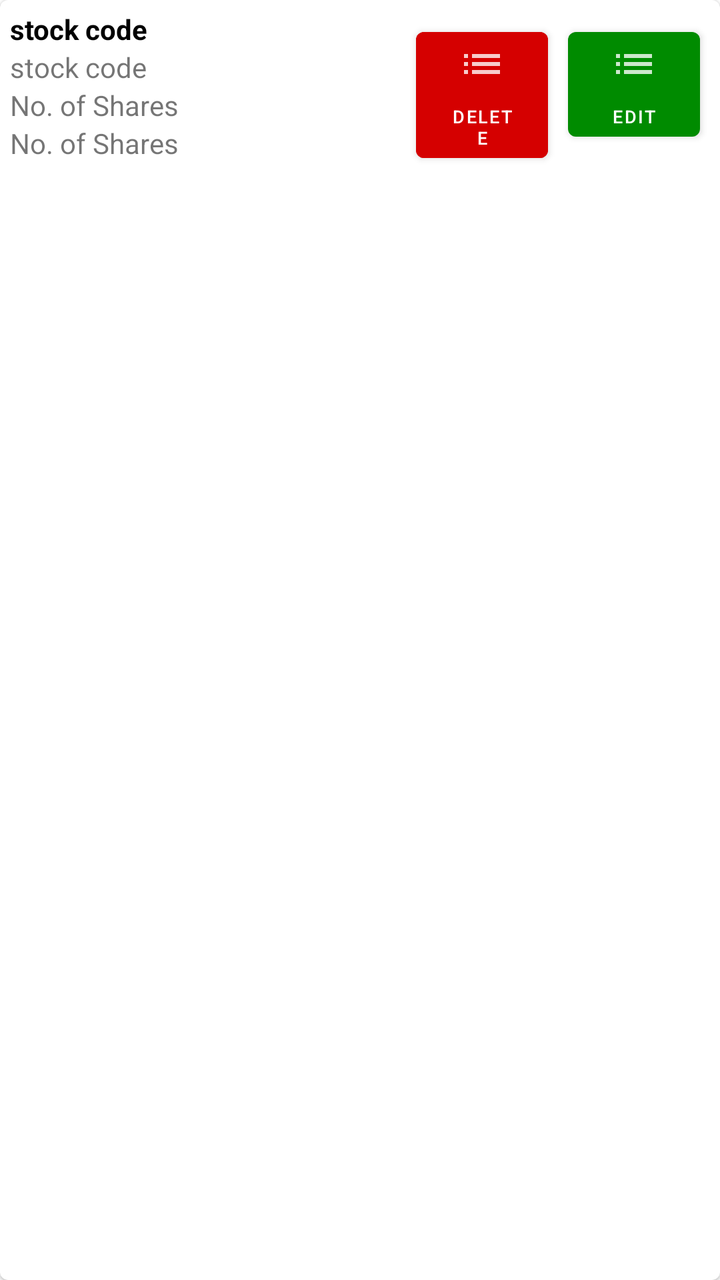
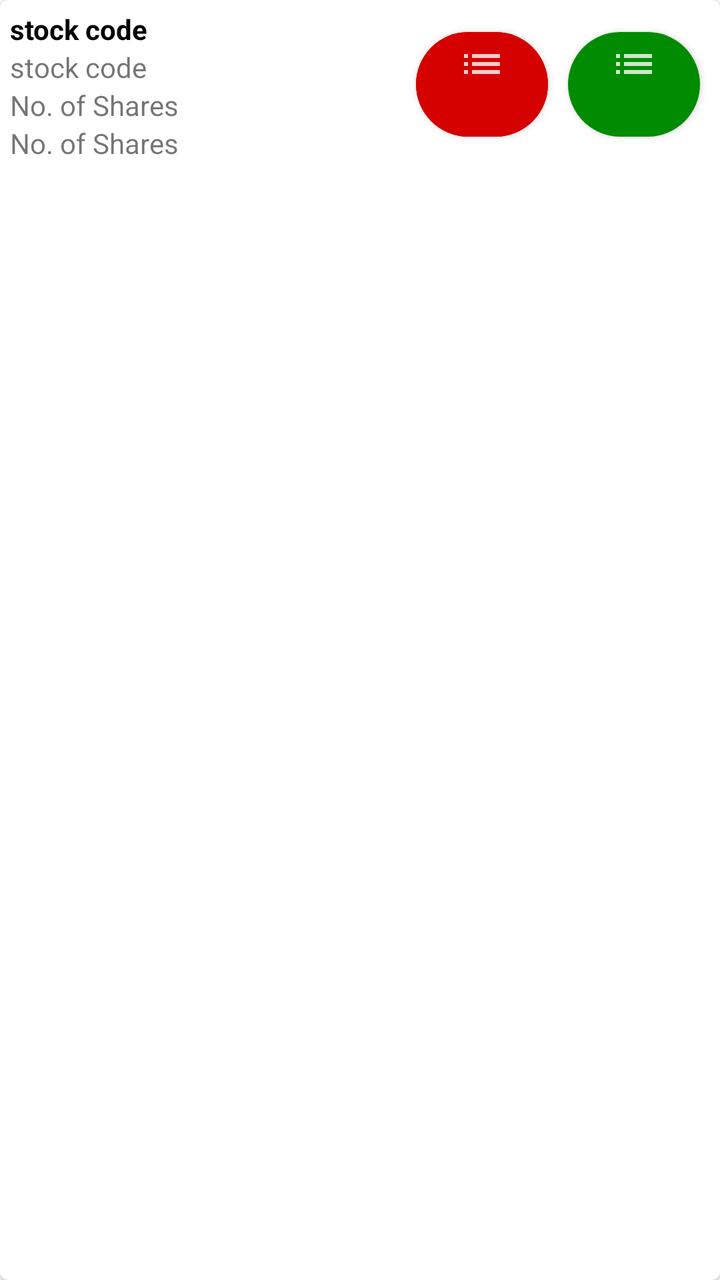

Compare the two renders of this Android layout. The source of the first and the diff that turns it into the second are given below.
<!-- AndroidManifest.xml: application theme AppTheme -->
<!-- res/layout/trade_list_content.xml -->
<?xml version="1.0" encoding="utf-8"?>
<com.google.android.material.card.MaterialCardView
    xmlns:android="http://schemas.android.com/apk/res/android" android:layout_width="match_parent"
    android:layout_height="wrap_content"
    android:layout_margin="5dp">
    <LinearLayout
        android:layout_width="match_parent"
        android:layout_height="wrap_content"
        android:orientation="horizontal"
        android:weightSum="5"
        android:padding="5dp"
        >
        <LinearLayout
            android:layout_height="wrap_content"
            android:layout_width="0dp"
            android:orientation="vertical"
            android:layout_weight="3">
        <com.google.android.material.textview.MaterialTextView
            android:id="@+id/stock_code_trade_list"
            android:text="stock code"
            android:textStyle="bold"
            android:textColor="#000000"
            android:layout_height="wrap_content"
            android:layout_width="wrap_content"/>
        <com.google.android.material.textview.MaterialTextView
                android:id="@+id/buy_price_trade_list"
                android:text="stock code"
                android:layout_height="wrap_content"
                android:layout_width="wrap_content"/>
        <com.google.android.material.textview.MaterialTextView
                android:id="@+id/no_share_trade_list"
                android:text="No. of Shares"
                android:layout_height="wrap_content"
                android:layout_width="wrap_content"/>
            <com.google.android.material.textview.MaterialTextView
                android:id="@+id/no_total_cost_list"
                android:text="No. of Shares"
                android:layout_height="wrap_content"
                android:layout_width="wrap_content"/>
    </LinearLayout>
        <com.google.android.material.button.MaterialButton
            android:drawableTop="@drawable/ic_action_list_empty"
            android:id="@+id/delete_trade"
            android:layout_width="0dp"
            android:layout_weight="1"
            android:backgroundTint="@color/colorDownTrend"
            android:text="delete"
            android:layout_margin="5dp"
            android:textSize="9sp"
            android:layout_height="wrap_content"/>
        <com.google.android.material.button.MaterialButton
            android:drawableTop="@drawable/ic_action_list_empty"
            android:id="@+id/edit_trade"
            android:layout_width="0dp"
            android:layout_weight="1"
            android:layout_margin="5dp"
            android:text="edit"
            android:textSize="9sp"
            android:layout_height="wrap_content"/>
    </LinearLayout>
</com.google.android.material.card.MaterialCardView>
<!-- resources referenced by this layout -->
<resources>
  <color name="colorDownTrend">#d50000</color>
  <!-- drawable ic_action_list_empty (drawable-anydpi) -->
  <vector xmlns:android="http://schemas.android.com/apk/res/android"
      android:width="24dp"
      android:height="24dp"
      android:viewportWidth="24"
      android:viewportHeight="24"
      android:tint="#FFFFFF"
      android:alpha="0.8">
      <path
          android:fillColor="#FF000000"
          android:pathData="M3,13h2v-2L3,11v2zM3,17h2v-2L3,15v2zM3,9h2L5,7L3,7v2zM7,13h14v-2L7,11v2zM7,17h14v-2L7,15v2zM7,7v2h14L21,7L7,7z"/>
  </vector>
  <style name="AppTheme" parent="Theme.MaterialComponents.Light">
          
          <item name="colorPrimary">@color/colorPrimary</item>
          <item name="colorPrimaryDark">@color/colorPrimaryDark</item>
          <item name="colorAccent">@color/colorAccent</item>
          <item name="statusBarBackground">@color/colorAccent</item>
          <item name="colorControlNormal">@color/colorWhite</item>
          <item name="dialogTheme">@style/AppTheme</item>
      </style>
  <color name="colorPrimary">#008b00</color>
  <color name="colorPrimaryDark">#00b248</color>
  <color name="colorAccent">#008b00</color>
  <color name="colorWhite">#ffffff</color>
</resources>

<!-- the commit's change to res/layout/trade_list_content.xml (unified diff, before → after) -->
@@ -1,7 +1,8 @@
 <?xml version="1.0" encoding="utf-8"?>
-<com.google.android.material.card.MaterialCardView
-    xmlns:android="http://schemas.android.com/apk/res/android" android:layout_width="match_parent"
+<com.google.android.material.card.MaterialCardView xmlns:android="http://schemas.android.com/apk/res/android"
+    android:layout_width="match_parent"
     android:layout_height="wrap_content"
+    xmlns:app="http://schemas.android.com/apk/res-auto"
     android:layout_margin="5dp">
     <LinearLayout
         android:layout_width="match_parent"
@@ -44,9 +45,9 @@
             android:layout_width="0dp"
             android:layout_weight="1"
             android:backgroundTint="@color/colorDownTrend"
-            android:text="delete"
             android:layout_margin="5dp"
             android:textSize="9sp"
+            app:cornerRadius="100dp"
             android:layout_height="wrap_content"/>
         <com.google.android.material.button.MaterialButton
             android:drawableTop="@drawable/ic_action_list_empty"
@@ -54,8 +55,8 @@
             android:layout_width="0dp"
             android:layout_weight="1"
             android:layout_margin="5dp"
-            android:text="edit"
             android:textSize="9sp"
+            app:cornerRadius="100dp"
             android:layout_height="wrap_content"/>
     </LinearLayout>
 </com.google.android.material.card.MaterialCardView>
